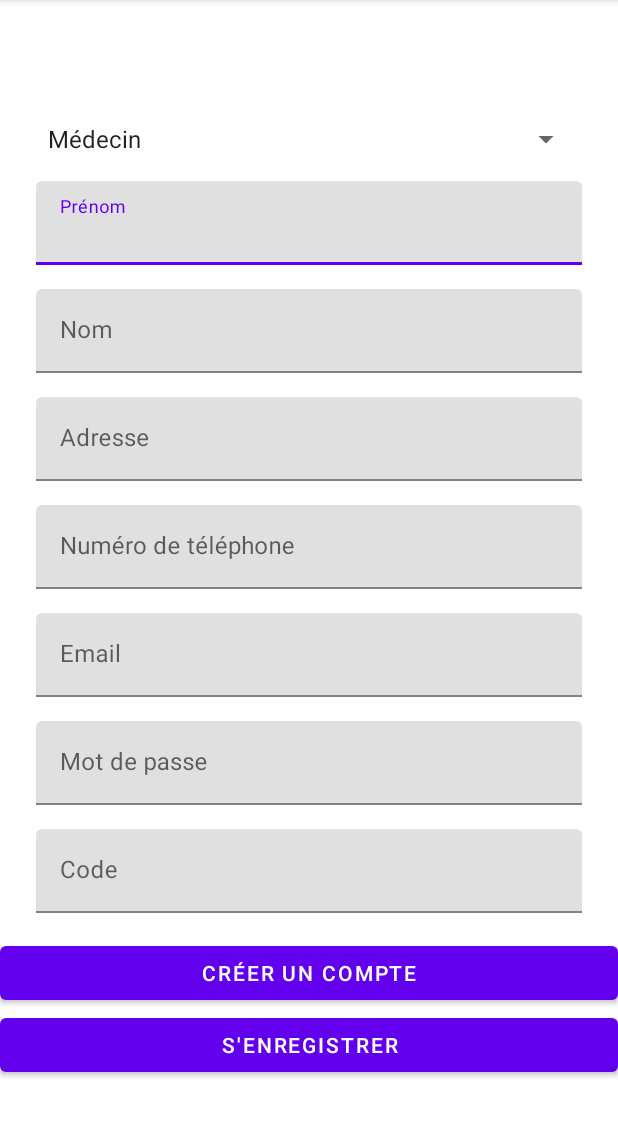
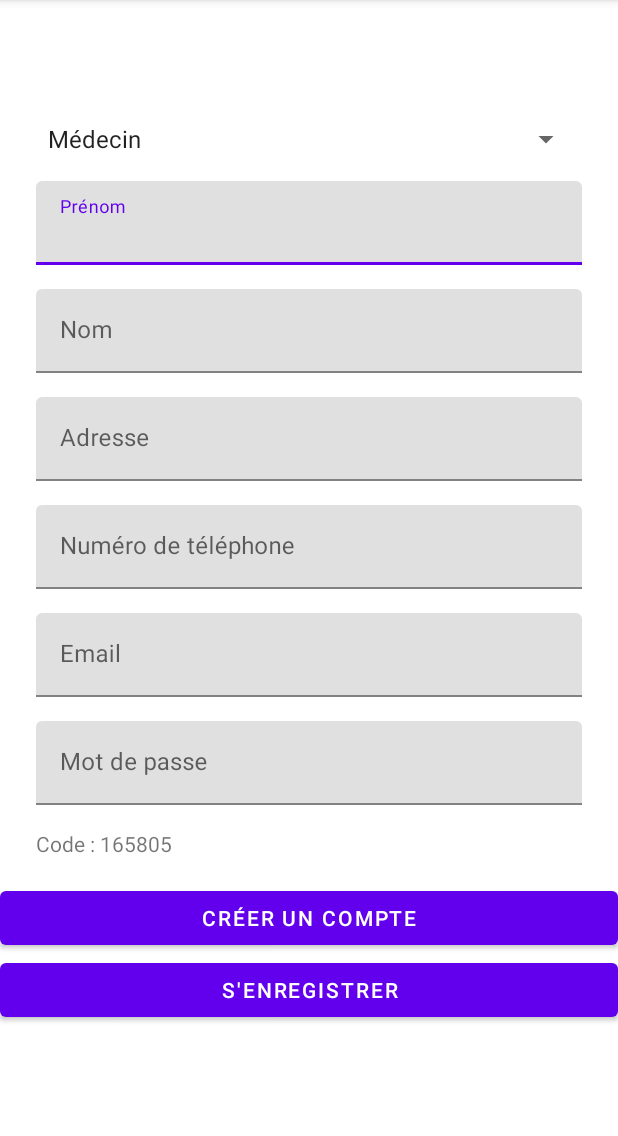
Before and after one commit to HubertLaury/Alzeihm-heure, an Android app: the screen it shows after launch (RegisterActivity), on a phone screen of 412 x 824 dp, the part 84-1220 px from its top. Run offline under Robolectric (Android 15) with nearby library versions, the phone set to English and light mode, and no system bars; our stand-ins replace Firebase (no records; nobody signed in at launch, a user with empty details on screens opened directly).

Commit message:
app fini

```diff
--- a/app/src/main/java/fr/isen/alzeihmheure/member/AddMemberActivity.kt
+++ b/app/src/main/java/fr/isen/alzeihmheure/member/AddMemberActivity.kt
@@ -160,7 +160,7 @@ class AddMemberActivity : AppCompatActivity() {
                              // inside the method of on Data change we are setting
                              // our object class to our database reference.
                              // data base reference will sends data to firebase.
-                             val user = User(firstname, lastname, adresse, email, telephone, "https://firebasestorage.googleapis.com/v0/b/alzheimheure.appspot.com/o/uploads%2Fserp.jpg?alt=media&token=03643b25-6f1f-49cf-af49-8fd6a73b535f")
+                             val user = User(firstname, lastname, adresse, email, telephone, "https://firebasestorage.googleapis.com/v0/b/alzheimheure.appspot.com/o/uploads%2Fmontagne%20.jpg?alt=media&token=6d94abaf-b452-44e6-b04d-e0348552429f")
                              firebaseDatabase.child(uploadId!!).setValue(user)
 
                              // after adding this data we are showing toast message.
--- a/app/src/main/res/layout/activity_numero.xml
+++ b/app/src/main/res/layout/activity_numero.xml
@@ -11,10 +11,10 @@
         android:layout_width="wrap_content"
 
         android:layout_height="wrap_content"
-        android:layout_marginTop="56dp"
+        android:layout_marginTop="32dp"
         android:text="@string/numeros"
         android:textAllCaps="true"
-        android:textColor="@color/black"
+        android:textColor="@color/white"
         android:textSize="32sp"
         app:layout_constraintEnd_toEndOf="parent"
         app:layout_constraintStart_toStartOf="parent"
--- a/app/src/main/res/layout/activity_register.xml
+++ b/app/src/main/res/layout/activity_register.xml
@@ -155,24 +155,16 @@
 
             </com.google.android.material.textfield.TextInputLayout>
 
-            <com.google.android.material.textfield.TextInputLayout
-                android:id="@+id/textInputLayoutCode"
+            <TextView
+                android:id="@+id/code"
                 android:layout_width="match_parent"
                 android:layout_height="wrap_content"
                 android:layout_marginStart="24dp"
                 android:layout_marginTop="16dp"
                 android:layout_marginEnd="24dp"
                 app:layout_constraintEnd_toEndOf="parent"
-                app:layout_constraintTop_toBottomOf="@+id/textInputLayoutPwd">
-
-                <com.google.android.material.textfield.TextInputEditText
-                    android:id="@+id/code"
-                    android:layout_width="match_parent"
-                    android:layout_height="wrap_content"
-                    android:hint="@string/Code"
-                    android:inputType="textPassword" />
-
-            </com.google.android.material.textfield.TextInputLayout>
+                app:layout_constraintHorizontal_bias="0.463"
+                app:layout_constraintTop_toBottomOf="@+id/textInputLayoutPwd"/>
 
             <Button
                 android:id="@+id/btnRegister"
```
Also changed, not shown: app/src/main/java/fr/isen/alzeihmheure/register/RegisterActivity.kt (+5 -12 lines), app/src/main/java/fr/isen/alzeihmheure/test/TestActivity.kt (+3 -43 lines), app/src/main/res/layout/activity_main.xml (+0 -11 lines), app/src/main/res/layout/activity_test.xml (+7 -28 lines).
